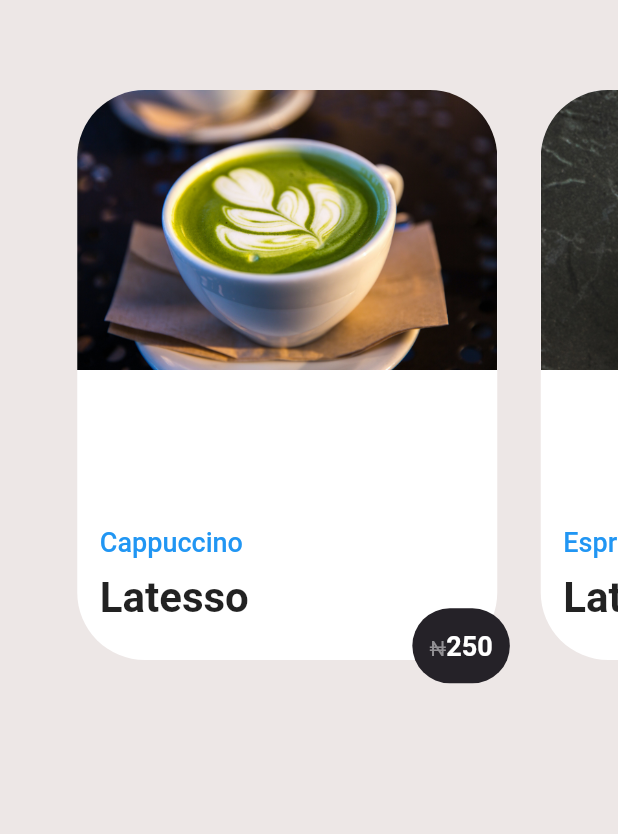
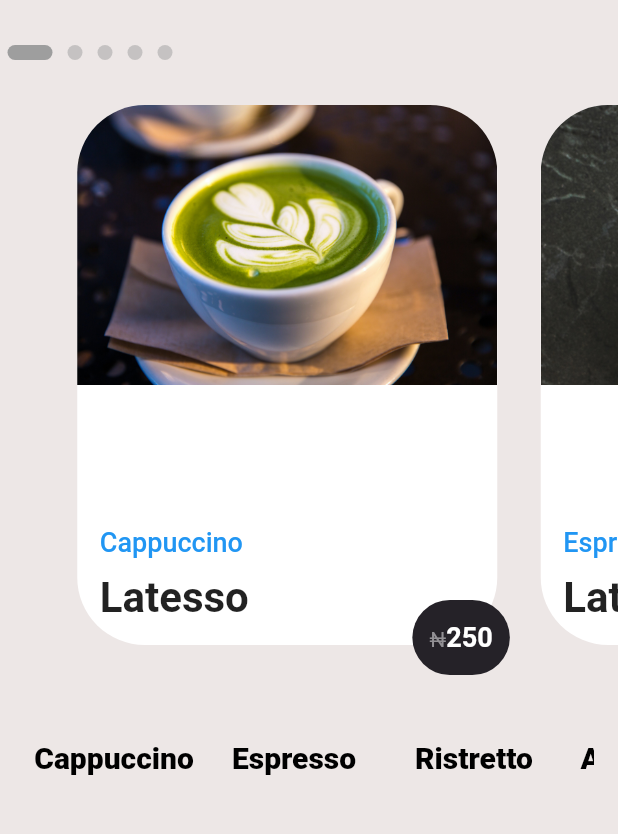
Before and after one commit to uche-hub/coffeeTest, a Flutter app: the screen it shows after launch, on a phone screen of 412 x 824 dp, the part 165-999 px from its top. Run offline on Flutter 3.47's test engine with Material 2 defaults, Android fonts, the phone set to English and light mode, and no system bars.

Commit message:
Coffee Test Done

```diff
--- a/lib/cardview/coffee_card.dart
+++ b/lib/cardview/coffee_card.dart
@@ -22,7 +22,7 @@ class CoffeeCard extends StatelessWidget {
               Container(
                 // margin: EdgeInsets.only(right:15.0),
                 width: 280,
-                height: 380,
+                height: 360,
                 decoration: BoxDecoration(
                   color: Colors.white,
                   borderRadius: BorderRadius.all(
@@ -43,7 +43,7 @@ class CoffeeCard extends StatelessWidget {
                 ),
               ),
               Positioned(
-                bottom: 45,
+                bottom: 55,
                 left: 15,
                 child: Column(
                   crossAxisAlignment: CrossAxisAlignment.start,
@@ -67,7 +67,7 @@ class CoffeeCard extends StatelessWidget {
                 ),
               ),
               Positioned(
-                bottom: containerHeight / 90,
+                bottom: containerHeight / 20,
                 right: containerWidth / 15,
                 child: Container(
                   child: Center(
--- /dev/null
+++ b/lib/categoryModel/category_model.dart
@@ -0,0 +1,3 @@
+class CategoryModel{
+  String categoryName;
+}
--- /dev/null
+++ b/lib/helper/data.dart
@@ -0,0 +1,35 @@
+import 'package:coffeetest/categoryModel/category_model.dart';
+
+/// to call list of categories.
+List<CategoryModel> getCategories(){
+  List<CategoryModel> category = new List<CategoryModel>();
+
+  /// Global variable
+  CategoryModel categoryModel = CategoryModel();
+
+  ///1
+  categoryModel.categoryName = "Cappuccino";
+  category.add(categoryModel);
+
+  ///2
+  categoryModel = new CategoryModel();
+  categoryModel.categoryName = "Espresso";
+  category.add(categoryModel);
+
+  ///3
+  categoryModel = new CategoryModel();
+  categoryModel.categoryName = "Ristretto";
+  category.add(categoryModel);
+
+  ///4
+  categoryModel = new CategoryModel();
+  categoryModel.categoryName = "Americano";
+  category.add(categoryModel);
+
+  ///5
+  categoryModel = new CategoryModel();
+  categoryModel.categoryName = "Latte";
+  category.add(categoryModel);
+
+  return category;
+}
--- a/lib/views/home_view.dart
+++ b/lib/views/home_view.dart
@@ -1,6 +1,7 @@
-import 'dart:io';
 import 'package:coffeetest/cardview/coffee_card.dart';
+import 'package:coffeetest/categoryModel/category_model.dart';
 import 'package:coffeetest/coffeeModel/coffee-model.dart';
+import 'package:coffeetest/helper/data.dart';
 import 'package:coffeetest/main.dart';
 import 'package:flutter/material.dart';
 
@@ -11,8 +12,26 @@ class HomeView extends StatefulWidget {
 
 class _HomeViewState extends State<HomeView> {
 
+  /// calling the list from CategoryModel
+  List<CategoryModel> categories = new List<CategoryModel>();
+
+  /// Calling current pageView
+  int _currentPage = 0;
   PageController _controller = PageController(initialPage: 0, viewportFraction: 0.75);
 
+  /// to provide list
+  @override
+  void initState() {
+    // TODO: implement initState
+    super.initState();
+    categories = getCategories();
+  }
+
+  _onChanged(int index){
+    setState(() {
+      _currentPage = index;
+    });
+  }
   @override
   Widget build(BuildContext context) {
     return Scaffold(
@@ -50,14 +69,33 @@ class _HomeViewState extends State<HomeView> {
                   ),
                 ),
               ),
-              /// To give space in between
-              SizedBox(height: 60,),
+              Column(
+                mainAxisAlignment: MainAxisAlignment.end,
+                children: <Widget>[
+                  Row(
+                    mainAxisAlignment: MainAxisAlignment.start,
+                    children: List<Widget>.generate(CoffeeList.coffeeList.length, (int index){
+                      return AnimatedContainer(
+                        duration: Duration(microseconds: 300),
+                        height: 10,
+                        width: (index == _currentPage) ? 30 : 10,
+                        margin: EdgeInsets.symmetric(horizontal: 5, vertical: 30),
+                        decoration: BoxDecoration(
+                          borderRadius: BorderRadius.circular(5),
+                          color: (index == _currentPage) ? Colors.grey : Colors.grey.withOpacity(0.5)
+                        ),
+                      );
+                    })
+                  ),
+                ],
+              ),
               Center(
                 child: Container(
                   height: 400,
                   child: PageView.builder(
                     controller: _controller,
                     itemCount: CoffeeList.coffeeList.length,
+                    onPageChanged: _onChanged,
                     itemBuilder: (context, index){
                       Coffee coffee = CoffeeList.coffeeList[index];
                       /// Pass Coffee Data
@@ -83,6 +121,22 @@ class _HomeViewState extends State<HomeView> {
                     },
                   ),
                 ),
+              ),
+              SingleChildScrollView(
+                child: Container(
+                  padding: EdgeInsets.symmetric(horizontal: 16),
+                  height: 70,
+                  child: ListView.builder(
+                    itemCount: categories.length,
+                    shrinkWrap: true,
+                    scrollDirection: Axis.horizontal,
+                    itemBuilder: (context, index){
+                      return CategoryTile(
+                        categoryName: categories[index].categoryName
+                      );
+                    },
+                  ),
+                ),
               )
             ],
           ),
@@ -91,3 +145,32 @@ class _HomeViewState extends State<HomeView> {
     );
   }
 }
+
+class CategoryTile extends StatelessWidget {
+  final String categoryName;
+  CategoryTile({this.categoryName});
+  @override
+  Widget build(BuildContext context) {
+    return GestureDetector(
+      onTap: (){
+        Navigator.push(context, MaterialPageRoute(
+            builder: (context){
+              return HomeView();
+            }
+        ));
+      },
+      child: Container(
+        width: 120, height: 60,
+        alignment: Alignment.center,
+        child: Text(
+          categoryName,
+          style: TextStyle(
+            color: Colors.black,
+            fontSize: 20,
+            fontWeight: FontWeight.w800
+          ),
+        ),
+      ),
+    );
+  }
+}
```
